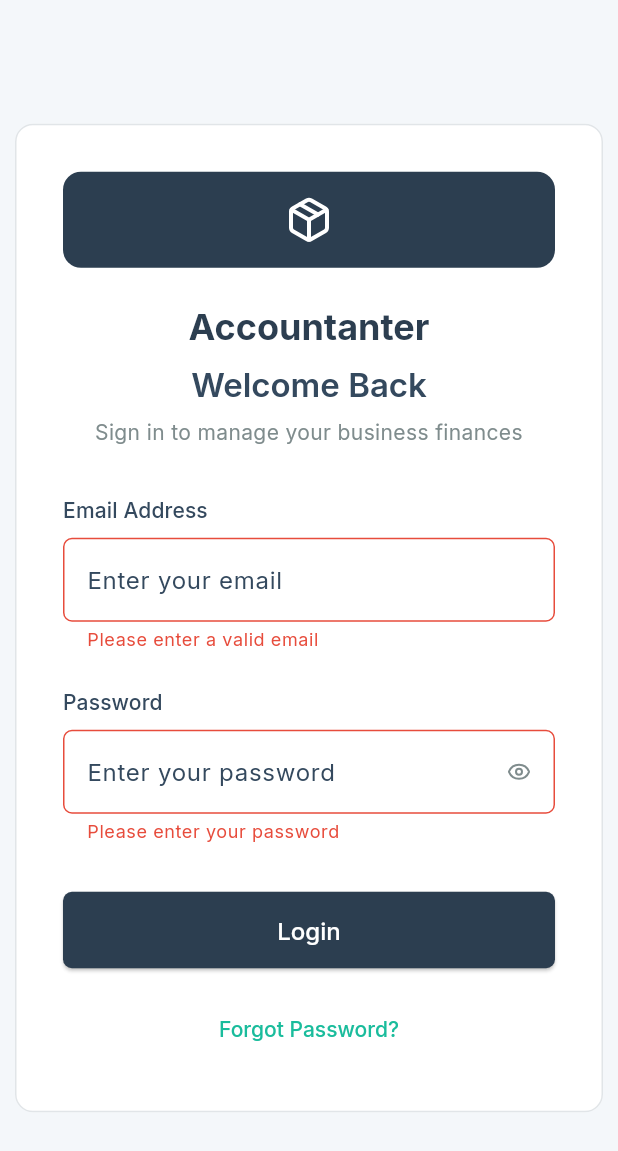
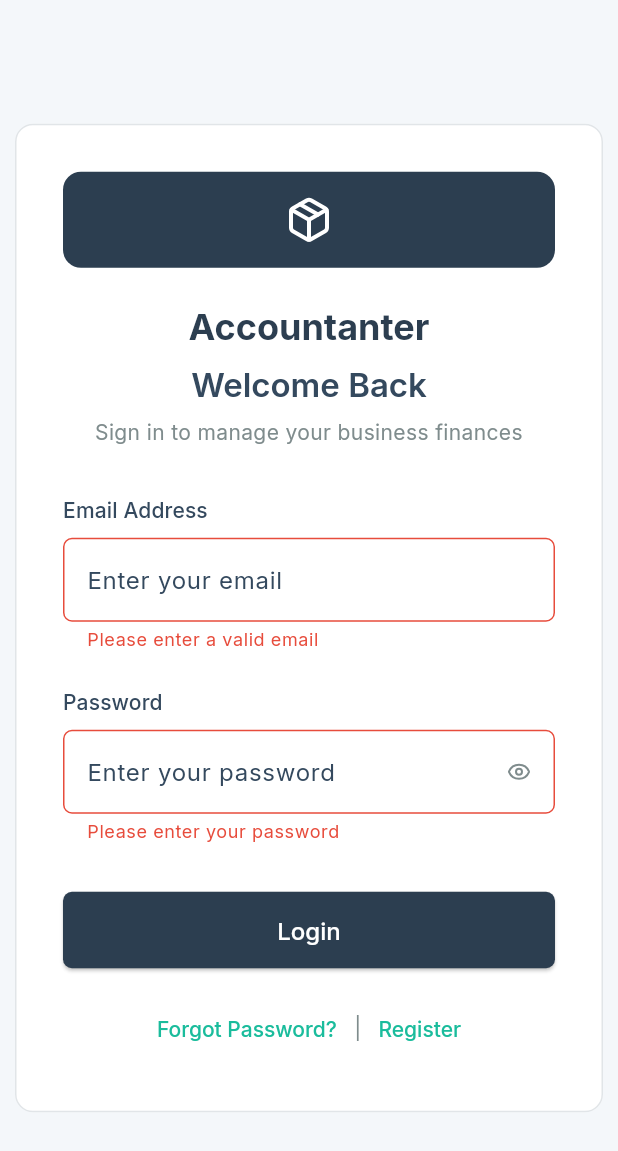
Before and after one commit to OmarAglan/accountanter, a Flutter app: the screen it shows after launch, after a tap on "Login", on a phone screen of 412 x 824 dp. Shown: the top 1151 px of the screen. Run offline on Flutter 3.47's test engine with Material 3 defaults, Android fonts, the phone set to English and light mode, and no system bars; our stand-ins replace drift, google_fonts, lucide_flutter; accounts and stored records are empty; generated files the repository leaves out were written again.

Commit message:
feat: Implement user authentication with registration and login screens
- Added a new 'users' table to the database schema for storing user information.
- Created a LoginScreen that allows users to log in with email and password, including password hashing for security.
- Implemented a RegistrationScreen for new users to create accounts, with email uniqueness validation and password confirmation.
- Integrated SQLite3 Flutter libs for database operations across platforms.
- Updated pubspec.yaml to include necessary dependencies for Drift, SQLite, and Crypto packages.
- Enhanced the UI with navigation options between login and registration screens.

```diff
--- /dev/null
+++ b/lib/data/database.dart
@@ -0,0 +1,45 @@
+import 'dart:io';
+
+import 'package:drift/drift.dart';
+import 'package:drift/native.dart';
+import 'package:path_provider/path_provider.dart';
+import 'package:path/path.dart' as p;
+
+// Import the table definition
+import 'tables/users.dart';
+
+// This is a "part" file that will be generated by the build_runner.
+// It connects this class to the generated code.
+part 'database.g.dart';
+
+// Annotate the class as a DriftDatabase.
+@DriftDatabase(tables: [Users])
+class AppDatabase extends _$AppDatabase {
+  // The constructor. The generated class will have a constructor that takes
+  // a query executor.
+  AppDatabase() : super(_openConnection());
+
+  @override
+  int get schemaVersion => 1; // Increment this when you change the schema.
+
+  // --- User-related database methods ---
+
+  /// Gets a single user by their email.
+  Future<User?> getUserByEmail(String email) {
+    return (select(users)..where((u) => u.email.equals(email))).getSingleOrNull();
+  }
+
+  /// Inserts a new user into the database.
+  Future<int> insertUser(UsersCompanion user) {
+    return into(users).insert(user);
+  }
+}
+
+// This function defines where the database file will be stored on the device.
+LazyDatabase _openConnection() {
+  return LazyDatabase(() async {
+    final dbFolder = await getApplicationDocumentsDirectory();
+    final file = File(p.join(dbFolder.path, 'accountanter.sqlite'));
+    return NativeDatabase.createInBackground(file);
+  });
+}
--- a/lib/features/auth/login_screen.dart
+++ b/lib/features/auth/login_screen.dart
@@ -1,8 +1,12 @@
+import 'package:accountanter/features/auth/registration_screen.dart';
 import 'package:flutter/material.dart';
 import 'package:lucide_flutter/lucide_flutter.dart';
+import 'package:crypto/crypto.dart';
+import 'dart:convert';
+
+import '../../data/database.dart'; // Import your database
 
 class LoginScreen extends StatefulWidget {
-  // The onLogin callback is equivalent to the one in your React component
   final VoidCallback onLogin;
 
   const LoginScreen({super.key, required this.onLogin});
@@ -17,18 +21,46 @@ class _LoginScreenState extends State<LoginScreen> {
   final _emailController = TextEditingController();
   final _passwordController = TextEditingController();
 
-  void _handleSubmit() {
-    // This is equivalent to your handleSubmit function
-    if (_formKey.currentState?.validate() ?? false) {
-      widget.onLogin();
-    }
+  late final AppDatabase _database;
+
+  @override
+  void initState() {
+    super.initState();
+    _database = AppDatabase();
   }
 
   @override
   void dispose() {
     _emailController.dispose();
     _passwordController.dispose();
+    _database.close();
     super.dispose();
+  }
+
+  String _hashPassword(String password) {
+    final bytes = utf8.encode(password);
+    final digest = sha256.convert(bytes);
+    return digest.toString();
+  }
+
+  void _handleSubmit() async {
+    if (_formKey.currentState?.validate() ?? false) {
+      final email = _emailController.text;
+      final password = _passwordController.text;
+      final hashedPassword = _hashPassword(password);
+
+      final user = await _database.getUserByEmail(email);
+
+      if (user != null && user.passwordHash == hashedPassword) {
+        widget.onLogin();
+      } else {
+        if (mounted) {
+          ScaffoldMessenger.of(context).showSnackBar(
+            const SnackBar(content: Text('Invalid email or password.')),
+          );
+        }
+      }
+    }
   }
 
   @override
@@ -66,10 +98,8 @@ class _LoginScreenState extends State<LoginScreen> {
                     Text(
                       'Accountanter',
                       textAlign: TextAlign.center,
-                      style: textTheme.headlineMedium?.copyWith(
-                        color: Theme.of(context).colorScheme.primary,
-                        fontSize: 24
-                      ),
+                      style: textTheme.headlineMedium
+                          ?.copyWith(color: Theme.of(context).colorScheme.primary, fontSize: 24),
                     ),
                     const SizedBox(height: 8),
                     Text(
@@ -140,14 +170,25 @@ class _LoginScreenState extends State<LoginScreen> {
                     ),
                     const SizedBox(height: 16),
 
-                    // Forgot Password Link
-                    Center(
-                      child: TextButton(
+                    Row(
+                      mainAxisAlignment: MainAxisAlignment.center,
+                      children: [
+                        TextButton(
                           onPressed: () {
                             // TODO: Handle forgot password logic
                           },
                           child: const Text('Forgot Password?'),
                         ),
+                        const Text('|'),
+                        TextButton(
+                          onPressed: () {
+                            Navigator.of(context).push(MaterialPageRoute(
+                              builder: (context) => const RegistrationScreen(),
+                            ));
+                          },
+                          child: const Text('Register'),
+                        ),
+                      ],
                     ),
                   ],
                 ),
```
Also changed, not shown: lib/data/tables/users.dart (added, +16 -0 lines), lib/features/auth/registration_screen.dart (added, +135 -0 lines), pubspec.yaml (+14 -0 lines), lib/data/database.g.dart (added), pubspec.lock, 5 other files. Lines whose indentation alone changed are shown as unchanged.
